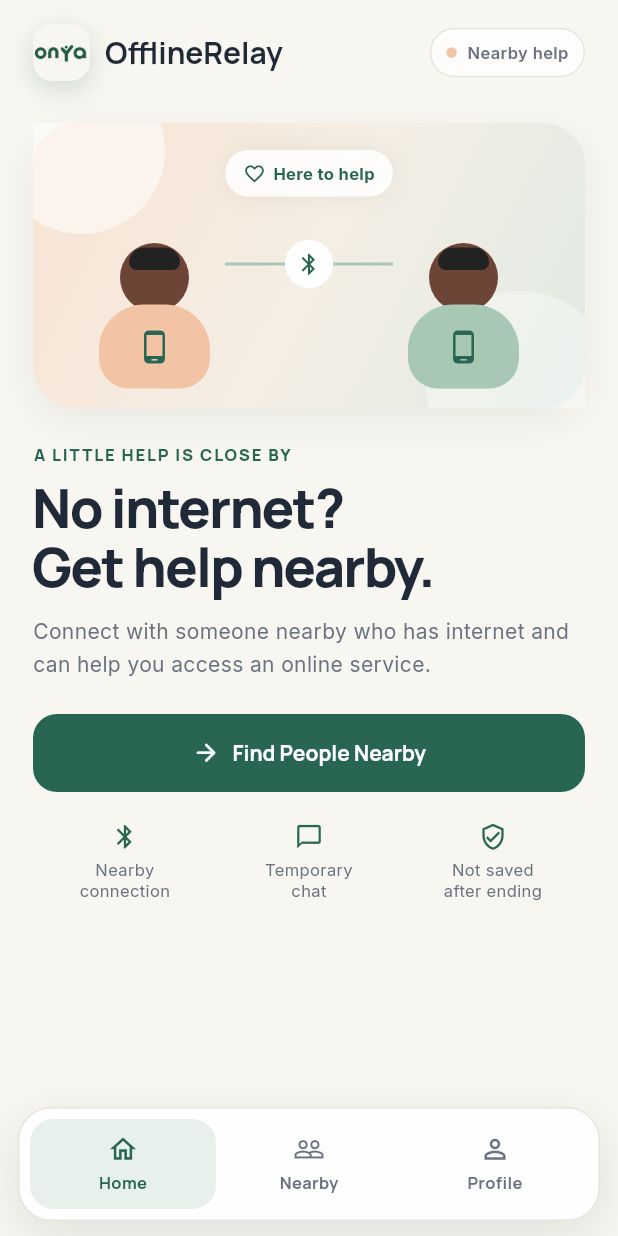
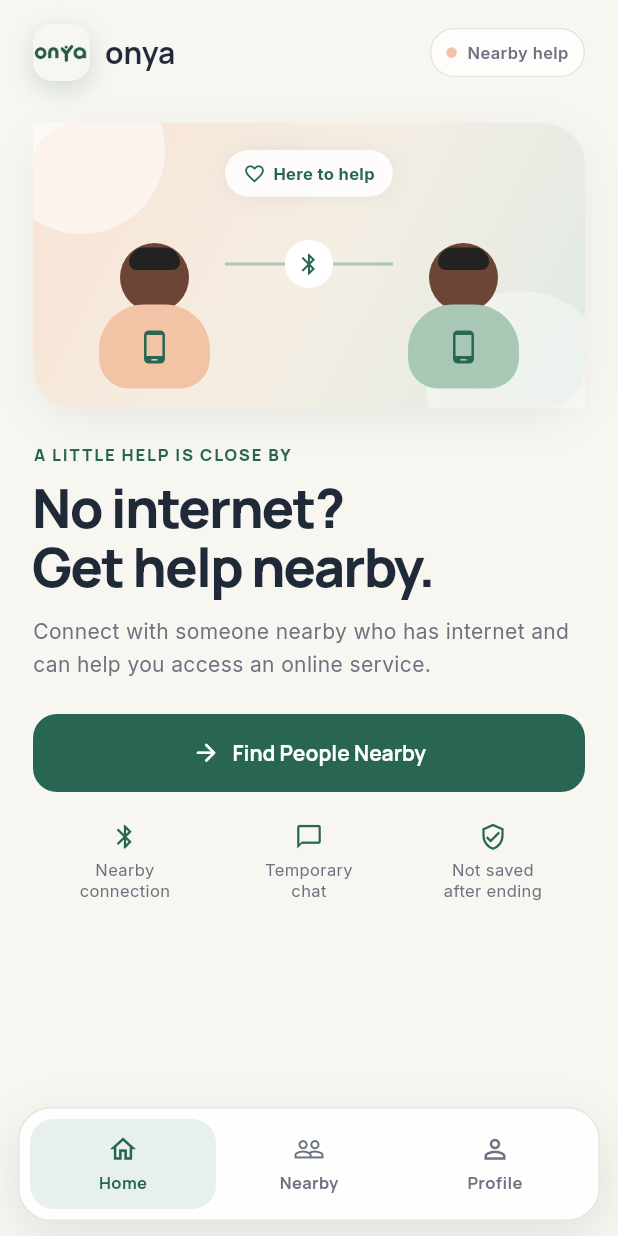
Before and after one commit to Laxmi-Srinivas/Offline-relay, a Flutter app: the screen it shows after launch, on a phone screen of 412 x 824 dp. Run offline on Flutter 3.47's test engine with Material 3 defaults, Android fonts, the phone set to English and light mode, and no system bars; missing offline and left inert: cryptography.

Commit message:
feat: rename displayed Android app to onya

```diff
--- a/apps/offline_relay/lib/main.dart
+++ b/apps/offline_relay/lib/main.dart
@@ -145,7 +145,7 @@ class _OfflineRelayAppState extends State<OfflineRelayApp> {
 
   @override
   Widget build(BuildContext context) => MaterialApp(
-    title: 'OfflineRelay',
+    title: 'onya',
     debugShowCheckedModeBanner: false,
     scaffoldMessengerKey: _messengerKey,
     theme: buildOfflineRelayTheme(),
--- a/apps/offline_relay/lib/relay_demo_controller.dart
+++ b/apps/offline_relay/lib/relay_demo_controller.dart
@@ -239,7 +239,7 @@ class RelayDemoController extends ChangeNotifier {
     peers.clear();
     await _transport.advertise(localProfile);
     isOffering = true;
-    status = 'Help Others is on. You can leave OfflineRelay running.';
+    status = 'Help Others is on. You can leave onya running.';
     notifyListeners();
   }
 
@@ -559,7 +559,7 @@ class RelayDemoController extends ChangeNotifier {
     isOffering = state.enabled;
     if (!inChat && !hasIncomingRequest) {
       status = state.enabled
-          ? 'Help Others is on. You can leave OfflineRelay running.'
+          ? 'Help Others is on. You can leave onya running.'
           : 'Help Others is off.';
     }
     notifyListeners();
@@ -1006,8 +1006,8 @@ class RelayDemoController extends ChangeNotifier {
     final value = error.toString().replaceFirst('Bad state: ', '');
     if (value.toLowerCase().contains('permission')) {
       return value.toLowerCase().contains('notification')
-          ? 'Allow notifications in Android Settings > Apps > OfflineRelay > Notifications, then enable Help Others again.'
-          : 'Nearby permissions are needed. Allow Nearby devices in Android Settings > Apps > OfflineRelay > Permissions, then try again.';
+          ? 'Allow notifications in Android Settings > Apps > onya > Notifications, then enable Help Others again.'
+          : 'Nearby permissions are needed. Allow Nearby devices in Android Settings > Apps > onya > Permissions, then try again.';
     }
     if (value.toLowerCase().contains('bluetooth')) {
       return 'Turn on Bluetooth to find and connect with nearby helpers.';
--- a/apps/offline_relay/lib/ui/screens/home_screen.dart
+++ b/apps/offline_relay/lib/ui/screens/home_screen.dart
@@ -41,7 +41,7 @@ class HomeScreen extends StatelessWidget {
           const SizedBox(width: 10),
           Expanded(
             child: Text(
-              'OfflineRelay',
+              'onya',
               maxLines: 1,
               overflow: TextOverflow.ellipsis,
               style: Theme.of(context).textTheme.titleLarge,
```
Also changed, not shown: 6 other files.
